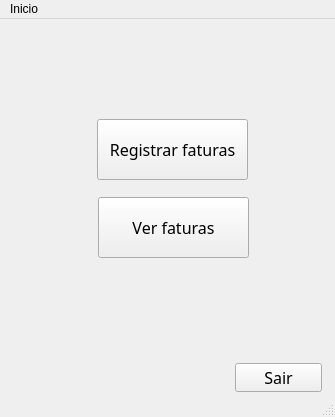
M3nin0/payday, file payday/view/menu.ui: the form before one commit.
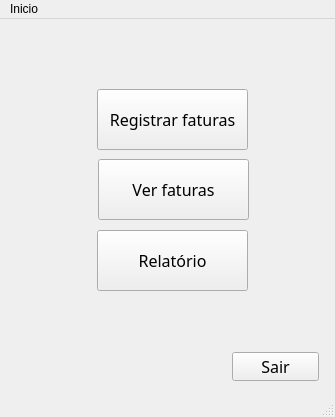
The form after the commit.

Commit message: Adição da geração simples de gráficos de valores e vencimentos

The edit to the form file:
```diff
--- a/payday/view/menu.ui
+++ b/payday/view/menu.ui
@@ -36,7 +36,7 @@
     <property name="geometry">
      <rect>
       <x>97</x>
-      <y>100</y>
+      <y>70</y>
       <width>151</width>
       <height>61</height>
      </rect>
@@ -55,7 +55,7 @@
     <property name="geometry">
      <rect>
       <x>98</x>
-      <y>178</y>
+      <y>140</y>
       <width>151</width>
       <height>61</height>
      </rect>
@@ -73,8 +73,8 @@
    <widget class="QPushButton" name="btn_sair">
     <property name="geometry">
      <rect>
-      <x>235</x>
-      <y>344</y>
+      <x>232</x>
+      <y>333</y>
       <width>87</width>
       <height>29</height>
      </rect>
@@ -89,6 +89,25 @@
      <string>Sair</string>
     </property>
    </widget>
+   <widget class="QPushButton" name="btn_ver_relatorio">
+    <property name="geometry">
+     <rect>
+      <x>97</x>
+      <y>211</y>
+      <width>151</width>
+      <height>61</height>
+     </rect>
+    </property>
+    <property name="font">
+     <font>
+      <family>Droid Sans</family>
+      <pointsize>12</pointsize>
+     </font>
+    </property>
+    <property name="text">
+     <string>Relatório</string>
+    </property>
+   </widget>
   </widget>
   <widget class="QMenuBar" name="menubar">
    <property name="geometry">
```
The commit also changes 2 other files.
